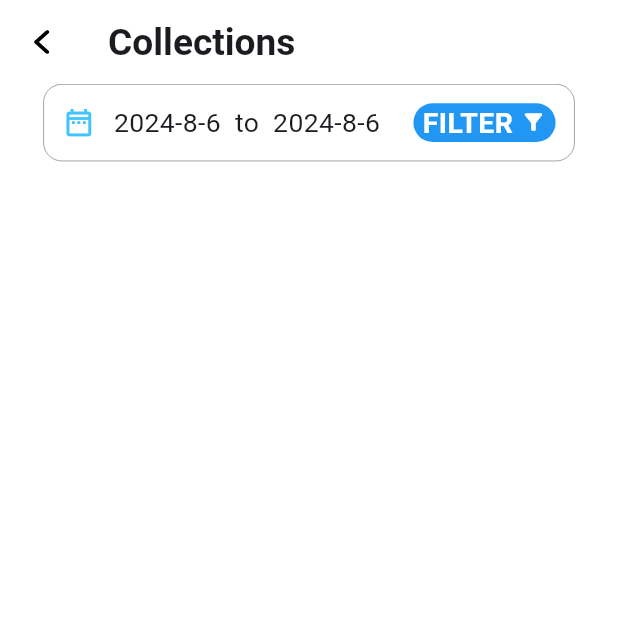
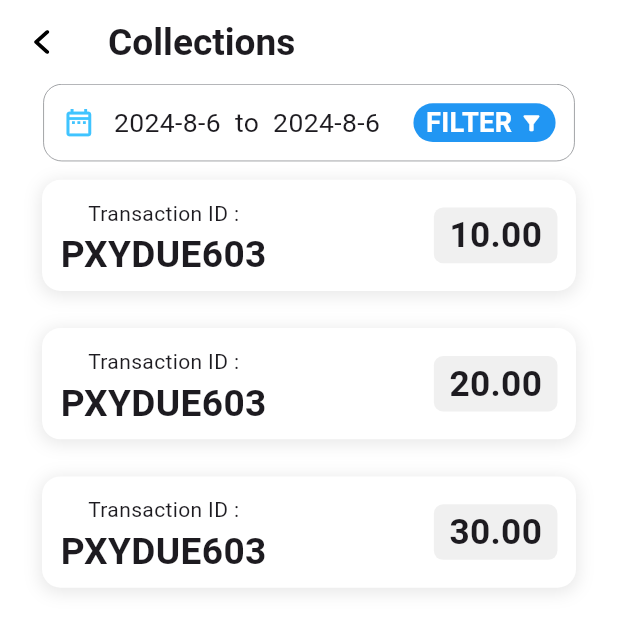
Before and after one commit to kousarpcp/plexpay, a Flutter app: the screen it shows after launch, on a phone screen of 412 x 824 dp. Shown: the top 631 px of the screen. Run offline on Flutter 3.47's test engine with Material 3 defaults, Android fonts, the phone set to English and light mode, and no system bars; our stand-ins replace country_picker, curved_labeled_navigation_bar, flutter_staggered_animations, flutter_svg, fluttertoast, google_fonts and 7 more; missing offline and left inert: esys_flutter_share_plus, flutter_bluetooth_basic, maxx_sunmi_printer; project files that could hold a hidden picture were left out.

Commit message:
collection change

```diff
--- a/lib/featurs/details adding/screen/collections.dart
+++ b/lib/featurs/details adding/screen/collections.dart
@@ -1,10 +1,10 @@
-
 import 'package:flutter/cupertino.dart';
 import 'package:flutter/material.dart';
 import 'package:flutter_svg/svg.dart';
 import 'package:plexpay/featurs/details%20adding/Const/colorConst.dart';
 
 import '../../../main.dart';
+import '../Const/widgets.dart';
 import 'imageConst.dart';
 
 class Collections extends StatefulWidget {
@@ -15,6 +15,24 @@ class Collections extends StatefulWidget {
 }
 
 class _CollectionsState extends State<Collections> {
+
+  List c=[
+    {
+      "Text1":"Transaction ID :",
+      "Text2":"PXYDUE603",
+      "Text3":"10.00"
+    },
+    {
+      "Text1":"Transaction ID :",
+      "Text2":"PXYDUE603",
+      "Text3":"20.00"
+    },
+    {
+      "Text1":"Transaction ID :",
+      "Text2":"PXYDUE603",
+      "Text3":"30.00"
+    },
+  ];
 
   var start = DateTime.now().year.toString() +
       "-" +
@@ -34,12 +52,8 @@ class _CollectionsState extends State<Collections> {
           start: DateTime.now(),
           end: DateTime.now(),
         ),
-        firstDate: DateTime(DateTime
-            .now()
-            .year + -5),
-        lastDate: DateTime(DateTime
-            .now()
-            .year + 2),
+        firstDate: DateTime(DateTime.now().year + -5),
+        lastDate: DateTime(DateTime.now().year + 2),
         helpText: 'Select Date Range',
         cancelText: 'CANCEL',
         confirmText: 'OK',
@@ -48,8 +62,7 @@ class _CollectionsState extends State<Collections> {
         errorInvalidText: 'Out of range.',
         errorInvalidRangeText: 'Invalid range.',
         fieldStartHintText: 'Start Date',
-        fieldEndLabelText: 'End Date')
-    );
+        fieldEndLabelText: 'End Date'));
 
     if (pickedRange != null) {
       setState(() {
@@ -65,8 +78,8 @@ class _CollectionsState extends State<Collections> {
             pickedRange.end.day.toString();
       });
     }
+  }
 
-  }
   @override
   Widget build(BuildContext context) {
     return Scaffold(
@@ -107,25 +120,23 @@ class _CollectionsState extends State<Collections> {
                       Border.all(width: width * 0.001, color: colorConst.grey),
                   borderRadius: BorderRadius.circular(width * 0.03)),
               child: Padding(
-                padding:  EdgeInsets.all(width*0.03),
+                padding: EdgeInsets.all(width * 0.03),
                 child: Row(
                   mainAxisAlignment: MainAxisAlignment.spaceBetween,
                   children: [
                     Icon(
                       Icons.date_range_outlined,
                       color: Colors.lightBlueAccent,
-                      size: width*0.053,
+                      size: width * 0.053,
                     ),
                     SizedBox(
-                      width: width*0.03,
+                      width: width * 0.03,
                     ),
                     Expanded(
                       child: Text(
                         start + "  to  " + end,
                         maxLines: 2,
-                        style: TextStyle(
-                          fontSize: width*0.043
-                        ),
+                        style: TextStyle(fontSize: width * 0.043),
                         // style: Theme.of(context).textTheme.subtitle2,
                       ),
                     ),
@@ -134,7 +145,7 @@ class _CollectionsState extends State<Collections> {
                         selectDateRange(context);
                       },
                       child: Container(
-                        height: width * 0.075,
+                        height: width * 0.077,
                         width: width * 0.23,
                         decoration: BoxDecoration(
                             color: Colors.blue,
@@ -146,12 +157,18 @@ class _CollectionsState extends State<Collections> {
                                 child: Text(
                               "FILTER",
                               style: TextStyle(
-                                  fontSize: width * 0.046,
+                                  fontSize: width * 0.044,
                                   fontWeight: FontWeight.w600,
                                   color: Colors.white),
                             )),
-                            SizedBox(width: width*0.012,),
-                            Icon(Icons.filter_alt,color: Colors.white,size:width*0.042 ,),
+                            SizedBox(
+                              width: width * 0.012,
+                            ),
+                            Icon(
+                              Icons.filter_alt,
+                              color: Colors.white,
+                              size: width * 0.038,
+                            ),
                           ],
                         ),
                       ),
@@ -160,25 +177,91 @@ class _CollectionsState extends State<Collections> {
                 ),
               ),
             ),
-          )
+          ),
+          ListView.separated(
+              physics: BouncingScrollPhysics(),
+              scrollDirection: Axis.vertical,
+              shrinkWrap: true,
+              itemBuilder: (context, index) {
+                return CollectionList(c: c, index:index ,);
+              },
+              separatorBuilder: (context, index) {
+                return
+                 gap;
+              },
+              itemCount: c.length)
         ],
       ),
     );
   }
 }
-// class CollectionList extends StatefulWidget {
-//   const CollectionList({super.key});
-//
-//   @override
-//   State<CollectionList> createState() => _CollectionListState();
-// }
-//
-// class _CollectionListState extends State<CollectionList> {
-//   @override
-//   Widget build(BuildContext context) {
-//     return Container(
-//       height: width*0.08,
-//
-//     );
-//   }
-// }
+
+class CollectionList extends StatefulWidget {
+  final List c;
+  final int index;
+  const CollectionList({super.key,
+    required this.c,
+    required this.index});
+
+  @override
+  State<CollectionList> createState() => _CollectionListState();
+}
+
+class _CollectionListState extends State<CollectionList> {
+  @override
+  Widget build(BuildContext context) {
+    return Column(
+      children: [
+        gap,
+        Container(
+          height: width * 0.18,
+          margin: EdgeInsets.only(left: width * 0.068, right: width * 0.068),
+          decoration: BoxDecoration(
+              color: Colors.white,
+              boxShadow: [
+                BoxShadow(
+                    blurStyle: BlurStyle.normal,
+                    color: Colors.black.withOpacity(0.09),
+                    offset: Offset(0, 2),
+                    spreadRadius: 1,
+                    blurRadius: 9)
+              ],
+              borderRadius: BorderRadius.circular(width * 0.03)),
+          child: Padding(
+            padding:  EdgeInsets.all(width*0.03),
+            child: Row(
+              mainAxisAlignment: MainAxisAlignment.spaceBetween,
+              children: [
+                Column(
+                  mainAxisAlignment: MainAxisAlignment.center,
+                  children: [
+                    Text(widget.c[widget.index]["Text1"]),
+                    Text(
+                      widget.c[widget.index]["Text2"],
+                      style: TextStyle(
+                          fontSize: width * 0.06, fontWeight: FontWeight.w700),
+                    ),
+                  ],
+                ),
+                Container(
+                  height: width * 0.09,
+                  width: width * 0.2,
+                  decoration: BoxDecoration(
+                      color: colorConst.lightgrey1,
+                      borderRadius: BorderRadius.circular(width * 0.015)),
+                  child: Center(
+                      child: Text(
+                        widget.c[widget.index]["Text3"],
+                    style: TextStyle(
+                        fontWeight: FontWeight.w600, fontSize: width * 0.057),
+                  )),
+                ),
+              ],
+            ),
+          ),
+        ),
+
+      ],
+    );
+  }
+}
```
